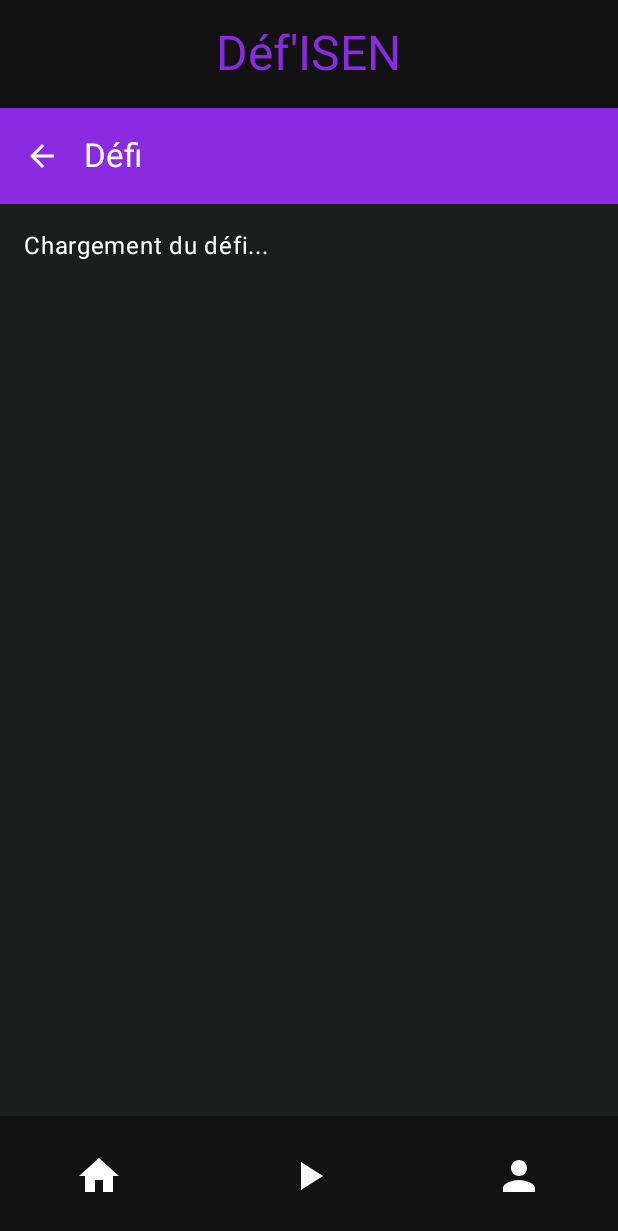
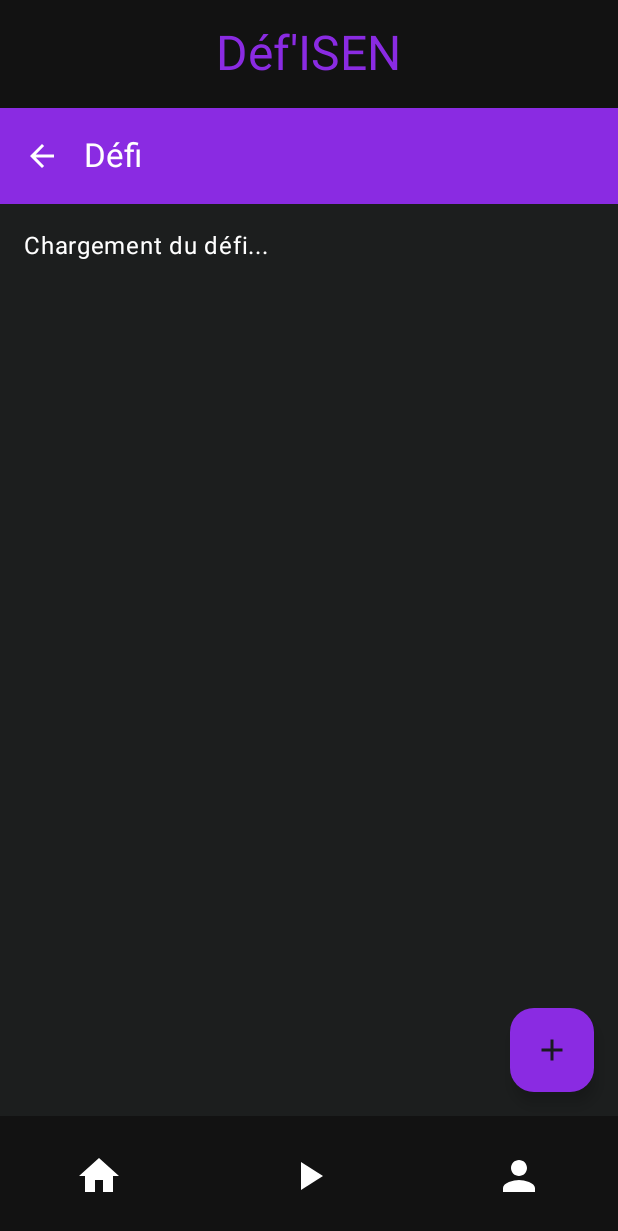
Before and after one commit to BoBlOursPoiluu/IsenPhotoCool, an Android app built with Jetpack Compose: the composable ChallengeScreen called with empty values, on a phone screen of 412 x 824 dp. Shown: the top 1231 px of the screen. Run offline under Robolectric (Android 15) with nearby library versions, the light colour scheme and no system bars; our stand-ins replace Firebase (no records; nobody signed in at launch, a user with empty details on screens opened directly).

Commit message:
marche a part page  settings pas le temps

```diff
--- a/app/src/main/java/fr/isen/meneroud/pictisen/ChallengeScreen.kt
+++ b/app/src/main/java/fr/isen/meneroud/pictisen/ChallengeScreen.kt
@@ -1,94 +1,207 @@
 package fr.isen.meneroud.pictisen
 
 import android.util.Log
+
 import androidx.compose.foundation.background
+
 import androidx.compose.foundation.layout.*
+
 import androidx.compose.material3.*
+
 import androidx.compose.runtime.*
+
 import androidx.compose.ui.Modifier
+
 import androidx.compose.ui.graphics.Color
+
 import androidx.compose.ui.unit.dp
+
 import androidx.navigation.NavController
+
 import com.google.firebase.database.*
+
 import fr.isen.meneroud.pictisen.ui.theme.DarkBackground
+
 import fr.isen.meneroud.pictisen.ui.theme.VioletPrimary
+
 import androidx.compose.material.icons.Icons
+
+import androidx.compose.material.icons.filled.Add
+
 import androidx.compose.material.icons.filled.ArrowBack
 
+
 @OptIn(ExperimentalMaterial3Api::class)
+
 @Composable
+
 fun ChallengeScreen(navController: NavController, challengeTitle: String) {
+
     var challenge by remember { mutableStateOf<Challenge?>(null) }
+
     val database = FirebaseDatabase.getInstance().reference.child("challenges")
+
+    val primaryColor = Color(0xFF8A2BE2) // Violet
+
+
     // 🔥 Récupération des infos du défi
+
     LaunchedEffect(Unit) {
+
         database.addValueEventListener(object : ValueEventListener {
+
             override fun onDataChange(snapshot: DataSnapshot) {
+
                 for (challengeSnapshot in snapshot.children) {
+
                     val challengeData = challengeSnapshot.getValue(Challenge::class.java)
+
                     if (challengeData != null && challengeData.title == challengeTitle) {
+
                         challenge = challengeData
+
                         Log.d("Firebase", "Défi trouvé : ${challengeData.title}")
+
                         break
+
                     }
+
                 }
+
                 if (challenge == null) {
+
                     Log.e("Firebase", "Défi non trouvé dans la base de données")
+
                 }
+
             }
+
             override fun onCancelled(error: DatabaseError) {
+
                 Log.e("Firebase", "Erreur lors de la récupération du défi", error.toException())
+
             }
+
         })
+
     }
+
     Scaffold(
+
         topBar = {
+
             Column {
+
                 TopBar()
+
                 TopAppBar(
+
                     title = {
+
                         Text(
+
                             text = challenge?.title ?: "Défi",
+
                             color = Color.White
+
                         )
+
                     },
+
                     navigationIcon = {
+
                         IconButton(onClick = { navController.popBackStack() }) {
+
                             Icon(
+
                                 imageVector = Icons.Default.ArrowBack,
+
                                 contentDescription = "Retour",
+
                                 tint = Color.White
+
                             )
+
                         }
+
                     },
+
                     colors = TopAppBarDefaults.topAppBarColors(containerColor = VioletPrimary) // ✅ Barre violette
+
                 )
+
             }
+
         },
-        bottomBar = { BottomNavigationBar(navController) }, // ✅ AJOUT ICI
-        containerColor = DarkBackground
+
+        bottomBar = { BottomNavigationBar(navController) },
+
+        floatingActionButton = @androidx.compose.runtime.Composable {
+
+            FloatingActionButton(onClick = {
+
+                navController.navigate("createPost")
+
+            },
+
+                containerColor = primaryColor
+
+            ) {
+
+                Icon(Icons.Default.Add, contentDescription = "Créer un post")
+
+            }
+
+        }
+
+        //containerColor = DarkBackground
+
     ) { padding ->
+
         Column(
+
             modifier = Modifier
+
                 .padding(padding)
+
                 .fillMaxSize()
+
                 .background(DarkBackground)
+
         ) {
+
             if (challenge != null) {
+
                 Spacer(modifier = Modifier.height(16.dp))
+
                 Text(
+
                     text = challenge!!.description,
+
                     style = MaterialTheme.typography.bodyLarge,
+
                     color = Color.White.copy(alpha = 0.8f),
+
                     modifier = Modifier.padding(horizontal = 16.dp)
+
                 )
+
             } else {
+
                 Text(
+
                     text = "Chargement du défi...",
+
                     color = Color.White,
+
                     modifier = Modifier.padding(16.dp)
+
                 )
+
             }
+
         }
+
     }
+
 }
```
